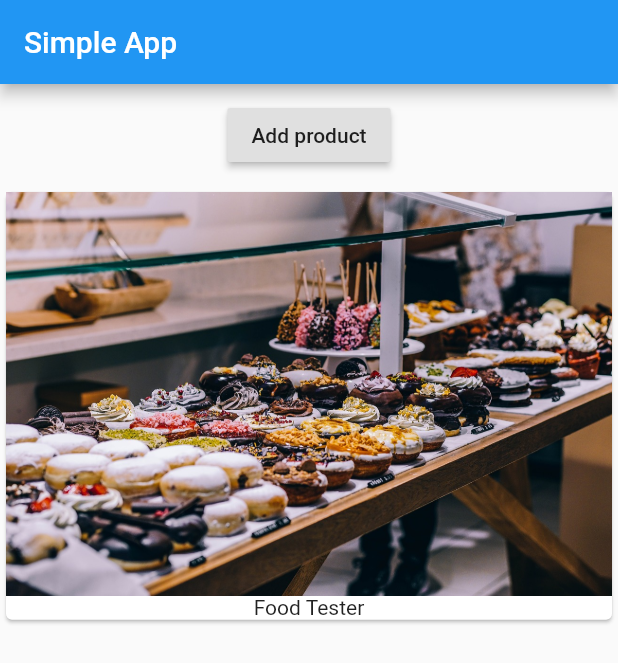
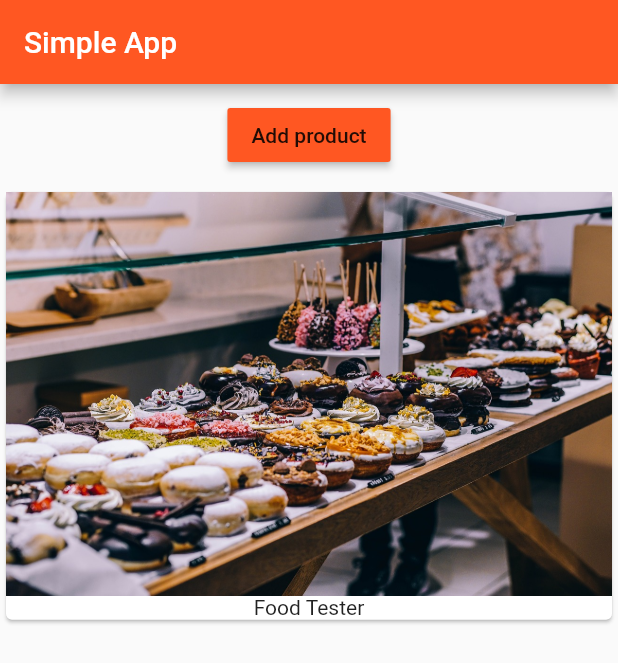
Before and after one commit to xdass/flutter_learn, a Flutter app: the screen it shows after launch, on a phone screen of 412 x 824 dp. Shown: the top 663 px of the screen. Run offline on Flutter 3.47's test engine with Material 2 defaults, Android fonts, the phone set to English and light mode, and no system bars.

```diff
--- a/lib/main.dart
+++ b/lib/main.dart
@@ -7,6 +7,7 @@ class MyApp extends StatelessWidget {
   @override
   Widget build(BuildContext context) {
     return MaterialApp(
+      theme: ThemeData(primarySwatch: Colors.deepOrange),
       home: Scaffold(
           appBar: AppBar(
             title: Text('Simple App'),
--- a/lib/product_manager.dart
+++ b/lib/product_manager.dart
@@ -3,10 +3,13 @@ import './products.dart';
 
 class ProductManager extends StatefulWidget {
   final String startingProduct;
-  ProductManager(this.startingProduct);
+  ProductManager(this.startingProduct) {
+    print('[Product Manager Widget] Constructor');
+  }
 
   @override
   State<StatefulWidget> createState() {
+    print('[Product Manager Widget] createState');
     return _ProductManagerState();
   }
 }
@@ -16,17 +19,26 @@ class _ProductManagerState extends State<ProductManager> {
 
   @override
   void initState() {
+    print('[Product Manager State] initState');
     _products.add(widget.startingProduct);
     super.initState();
   }
 
   @override
+  void didUpdateWidget(ProductManager oldWidget) {
+    print('[Product Manager State] didUpdateWidget');
+    super.didUpdateWidget(oldWidget);
+  }
+
+  @override
   Widget build(BuildContext context) {
+    print('[Product Manager State] build');
     return Column(
       children: [
         Container(
           margin: EdgeInsets.all(10.0),
           child: RaisedButton(
+            color: Theme.of(context).primaryColor,
             onPressed: () {
               setState(() {
                 _products.add('Eater');
--- a/lib/products.dart
+++ b/lib/products.dart
@@ -3,10 +3,13 @@ import 'package:flutter/material.dart';
 class Products extends StatelessWidget {
   final List<String> products;
 
-  Products(this.products);
+  Products(this.products) {
+    print('[Products Widget] Constructor');
+  }
 
   @override
   Widget build(BuildContext context) {
+    print('[Products Widget] build()');
     return Column(
       children: products
           .map((element) => Card(
```
